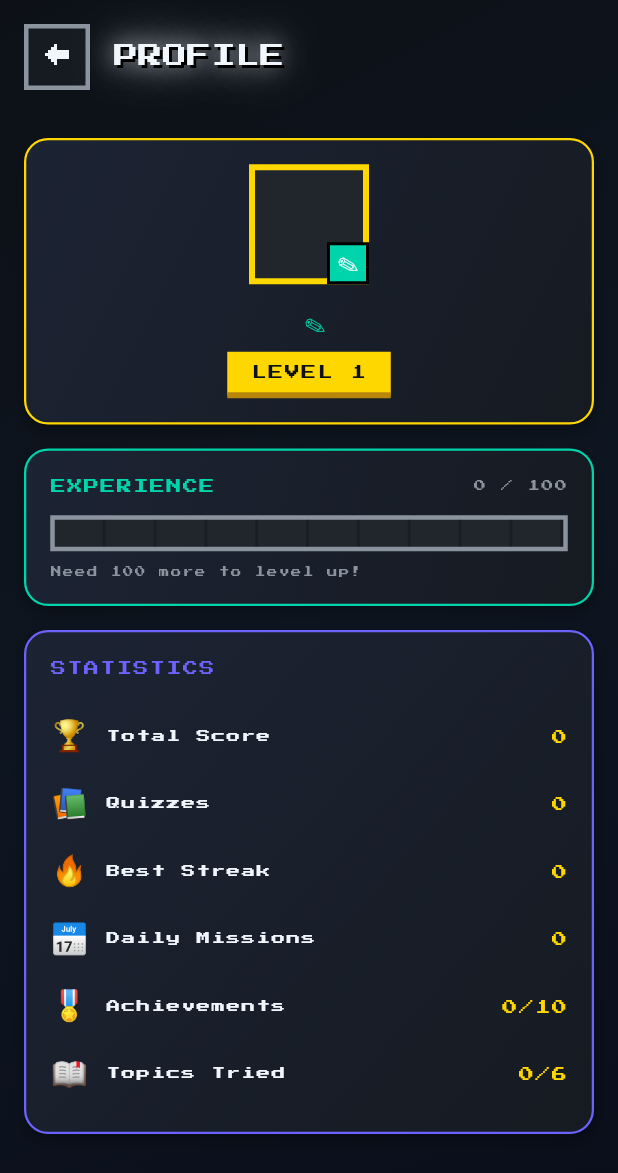
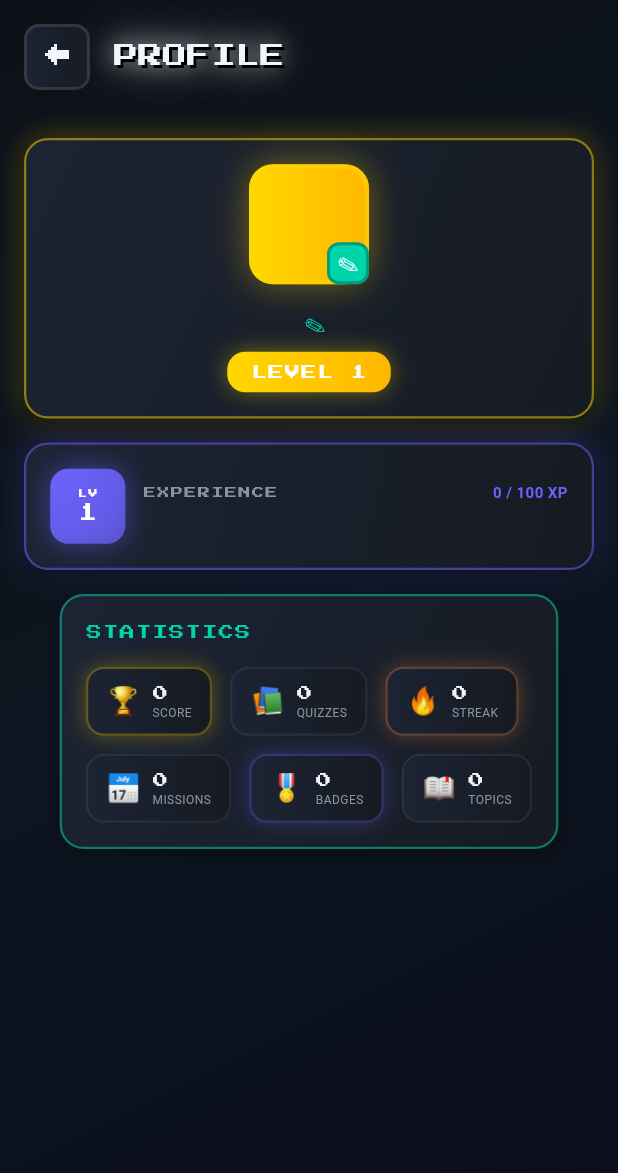
Before and after one commit to pcfat/math-quest, a Flutter app: the ProfileScreen screen opened directly, on a phone screen of 412 x 824 dp. Shown: the top 1173 px of the screen. Run offline on Flutter 3.47's test engine with Material 3 defaults, Android fonts, the phone set to English and light mode, and no system bars; our stand-ins replace shared_preferences; accounts and stored records are empty.

Commit message:
Update topic_list_screen and profile_screen with Codedex widgets
Co-authored-by: pcfat <203784375+pcfat@users.noreply.github.com>

```diff
--- a/lib/screens/profile_screen.dart
+++ b/lib/screens/profile_screen.dart
@@ -2,6 +2,7 @@ import 'package:flutter/material.dart';
 import 'package:provider/provider.dart';
 import '../data/game_state.dart';
 import '../theme/pixel_theme.dart';
+import '../theme/codedex_widgets.dart';
 
 class ProfileScreen extends StatefulWidget {
   const ProfileScreen({super.key});
@@ -77,8 +78,11 @@ class _ProfileScreenState extends State<ProfileScreen> {
               width: 44,
               height: 44,
               decoration: BoxDecoration(
-                color: PixelTheme.bgMid,
-                border: Border.all(color: PixelTheme.textDim, width: 3),
+                gradient: const LinearGradient(
+                  colors: [PixelTheme.bgCard, PixelTheme.bgMid],
+                ),
+                borderRadius: BorderRadius.circular(10),
+                border: Border.all(color: PixelTheme.textMuted.withOpacity(0.5), width: 2),
               ),
               child: const Center(
                 child: Text('←', style: TextStyle(
@@ -97,8 +101,12 @@ class _ProfileScreenState extends State<ProfileScreen> {
   }
 
   Widget _buildAvatarCard(GameState gameState) {
-    return PixelCard(
-      borderColor: PixelTheme.secondary,
+    return Container(
+      padding: const EdgeInsets.all(16),
+      decoration: PixelTheme.codedexCard(
+        borderColor: PixelTheme.secondary.withOpacity(0.5),
+        withGlow: true,
+      ),
       child: Column(
         children: [
           // 頭像
@@ -111,8 +119,17 @@ class _ProfileScreenState extends State<ProfileScreen> {
                   width: 80,
                   height: 80,
                   decoration: BoxDecoration(
-                    color: PixelTheme.bgLight,
-                    border: Border.all(color: PixelTheme.secondary, width: 4),
+                    gradient: const LinearGradient(
+                      colors: [PixelTheme.secondary, Color(0xFFFFB700)],
+                    ),
+                    borderRadius: BorderRadius.circular(16),
+                    border: Border.all(color: PixelTheme.secondary.withOpacity(0.5), width: 3),
+                    boxShadow: [
+                      BoxShadow(
+                        color: PixelTheme.secondary.withOpacity(0.4),
+                        blurRadius: 20,
+                      ),
+                    ],
                   ),
                   child: Center(
                     child: Text(gameState.avatarEmoji, style: const TextStyle(fontSize: 40)),
@@ -123,7 +140,8 @@ class _ProfileScreenState extends State<ProfileScreen> {
                   height: 28,
                   decoration: BoxDecoration(
                     color: PixelTheme.accent,
-                    border: Border.all(color: Colors.black, width: 2),
+                    borderRadius: BorderRadius.circular(8),
+                    border: Border.all(color: Colors.black26, width: 2),
                   ),
                   child: const Center(
                     child: Text('✎', style: TextStyle(fontSize: 14)),
@@ -157,14 +175,20 @@ class _ProfileScreenState extends State<ProfileScreen> {
           Container(
             padding: const EdgeInsets.symmetric(horizontal: 16, vertical: 6),
             decoration: BoxDecoration(
-              color: PixelTheme.secondary,
-              border: const Border(
-                bottom: BorderSide(color: Color(0xFFb8860b), width: 4),
+              gradient: const LinearGradient(
+                colors: [PixelTheme.secondary, Color(0xFFFFB700)],
               ),
+              borderRadius: BorderRadius.circular(12),
+              boxShadow: [
+                BoxShadow(
+                  color: PixelTheme.secondary.withOpacity(0.4),
+                  blurRadius: 12,
+                ),
+              ],
             ),
             child: Text(
               'LEVEL ${gameState.level}',
-              style: PixelTheme.pixelText(size: 10, color: PixelTheme.bgDark),
+              style: PixelTheme.pixelText(size: 10, color: Colors.white),
             ),
           ),
         ],
@@ -173,67 +197,71 @@ class _ProfileScreenState extends State<ProfileScreen> {
   }
 
   Widget _buildExpCard(GameState gameState) {
-    return PixelCard(
-      borderColor: PixelTheme.accent,
-      child: Column(
-        crossAxisAlignment: CrossAxisAlignment.start,
-        children: [
-          Row(
-            mainAxisAlignment: MainAxisAlignment.spaceBetween,
-            children: [
-              Text('EXPERIENCE', style: PixelTheme.pixelText(size: 10, color: PixelTheme.accent)),
-              Text(
-                '${gameState.experience} / ${gameState.experienceForNextLevel}',
-                style: PixelTheme.pixelText(size: 8, color: PixelTheme.textDim),
-              ),
-            ],
-          ),
-          const SizedBox(height: 12),
-          PixelProgressBar(
-            value: gameState.levelProgress,
-            fillColor: PixelTheme.accent,
-            height: 24,
-          ),
-          const SizedBox(height: 8),
-          Text(
-            'Need ${gameState.experienceForNextLevel - gameState.experience} more to level up!',
-            style: PixelTheme.pixelText(size: 7, color: PixelTheme.textDim),
-          ),
-        ],
+    return Container(
+      padding: const EdgeInsets.all(16),
+      decoration: PixelTheme.codedexCard(
+        borderColor: PixelTheme.primary.withOpacity(0.5),
+        withGlow: true,
+      ),
+      child: XpProgressBar(
+        level: gameState.level,
+        currentXp: gameState.experience,
+        xpToNextLevel: gameState.experienceForNextLevel,
+        levelColor: PixelTheme.primary,
       ),
     );
   }
 
   Widget _buildStatsCard(GameState gameState) {
-    return PixelCard(
-      borderColor: PixelTheme.primary,
+    return Container(
+      padding: const EdgeInsets.all(16),
+      decoration: PixelTheme.codedexCard(
+        borderColor: PixelTheme.accent.withOpacity(0.5),
+      ),
       child: Column(
         crossAxisAlignment: CrossAxisAlignment.start,
         children: [
-          Text('STATISTICS', style: PixelTheme.pixelText(size: 10, color: PixelTheme.primary)),
+          Text('STATISTICS', style: PixelTheme.pixelText(size: 10, color: PixelTheme.accent)),
           const SizedBox(height: 16),
-          _buildStatRow('🏆', 'Total Score', '${gameState.progress.totalScore}'),
-          _buildStatRow('📚', 'Quizzes', '${gameState.progress.quizzesCompleted}'),
-          _buildStatRow('🔥', 'Best Streak', '${gameState.progress.streak}'),
-          _buildStatRow('📅', 'Daily Missions', '${gameState.progress.dailyMissionsCompleted}'),
-          _buildStatRow('🎖️', 'Achievements', '${gameState.unlockedAchievements.length}/${gameState.achievements.length}'),
-          _buildStatRow('📖', 'Topics Tried', '${gameState.progress.topicAttempts.length}/${gameState.allTopics.length}'),
-        ],
-      ),
-    );
-  }
-
-  Widget _buildStatRow(String emoji, String label, String value) {
-    return Padding(
-      padding: const EdgeInsets.symmetric(vertical: 8),
-      child: Row(
-        children: [
-          Text(emoji, style: const TextStyle(fontSize: 20)),
-          const SizedBox(width: 12),
-          Expanded(
-            child: Text(label, style: PixelTheme.pixelText(size: 9)),
+          Wrap(
+            spacing: 12,
+            runSpacing: 12,
+            children: [
+              StatBadge(
+                emoji: '🏆',
+                value: '${gameState.progress.totalScore}',
+                label: 'SCORE',
+                glowColor: PixelTheme.secondary,
+              ),
+              StatBadge(
+                emoji: '📚',
+                value: '${gameState.progress.quizzesCompleted}',
+                label: 'QUIZZES',
+              ),
+              StatBadge(
+                emoji: '🔥',
+                value: '${gameState.progress.streak}',
+                label: 'STREAK',
+                glowColor: PixelTheme.orange,
+              ),
+              StatBadge(
+                emoji: '📅',
+                value: '${gameState.progress.dailyMissionsCompleted}',
+                label: 'MISSIONS',
+              ),
+              StatBadge(
+                emoji: '🎖️',
+                value: '${gameState.unlockedAchievements.length}',
+                label: 'BADGES',
+                glowColor: PixelTheme.primary,
+              ),
+              StatBadge(
+                emoji: '📖',
+                value: '${gameState.progress.topicAttempts.length}',
+                label: 'TOPICS',
+              ),
+            ],
           ),
-          Text(value, style: PixelTheme.pixelText(size: 10, color: PixelTheme.secondary)),
         ],
       ),
     );
```
Also changed, not shown: lib/screens/topic_list_screen.dart (+38 -114 lines).
